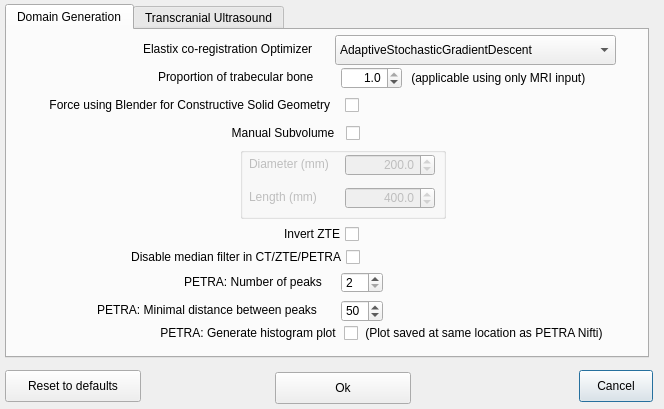
The window that BabelBrain/Options/form.ui (ProteusMRIgHIFU/BabelBrain) describes before a commit, drawn with Qt 5.
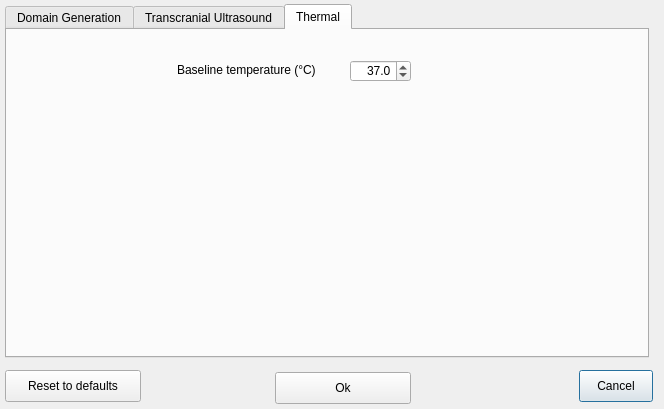
The same window after the commit.

Commit message: Preparing to have user-defined baseline temperature

```diff
--- a/BabelBrain/Options/form.ui
+++ b/BabelBrain/Options/form.ui
@@ -62,7 +62,7 @@
     </rect>
    </property>
    <property name="currentIndex">
-    <number>0</number>
+    <number>2</number>
    </property>
    <widget class="QWidget" name="tab">
     <attribute name="title">
@@ -463,6 +463,52 @@
      </item>
     </widget>
    </widget>
+   <widget class="QWidget" name="tab_3">
+    <attribute name="title">
+     <string>Thermal</string>
+    </attribute>
+    <widget class="QDoubleSpinBox" name="BaselineTemperatureSpinBox">
+     <property name="geometry">
+      <rect>
+       <x>343</x>
+       <y>30</y>
+       <width>61</width>
+       <height>22</height>
+      </rect>
+     </property>
+     <property name="alignment">
+      <set>Qt::AlignRight|Qt::AlignTrailing|Qt::AlignVCenter</set>
+     </property>
+     <property name="decimals">
+      <number>1</number>
+     </property>
+     <property name="minimum">
+      <double>35.500000000000000</double>
+     </property>
+     <property name="maximum">
+      <double>38.000000000000000</double>
+     </property>
+     <property name="singleStep">
+      <double>0.100000000000000</double>
+     </property>
+     <property name="value">
+      <double>37.000000000000000</double>
+     </property>
+    </widget>
+    <widget class="QLabel" name="FocalLengthLabel_7">
+     <property name="geometry">
+      <rect>
+       <x>170</x>
+       <y>30</y>
+       <width>171</width>
+       <height>20</height>
+      </rect>
+     </property>
+     <property name="text">
+      <string>Baseline temperature (°C)</string>
+     </property>
+    </widget>
+   </widget>
   </widget>
  </widget>
  <resources/>
```
The commit also changes 6 other files.
